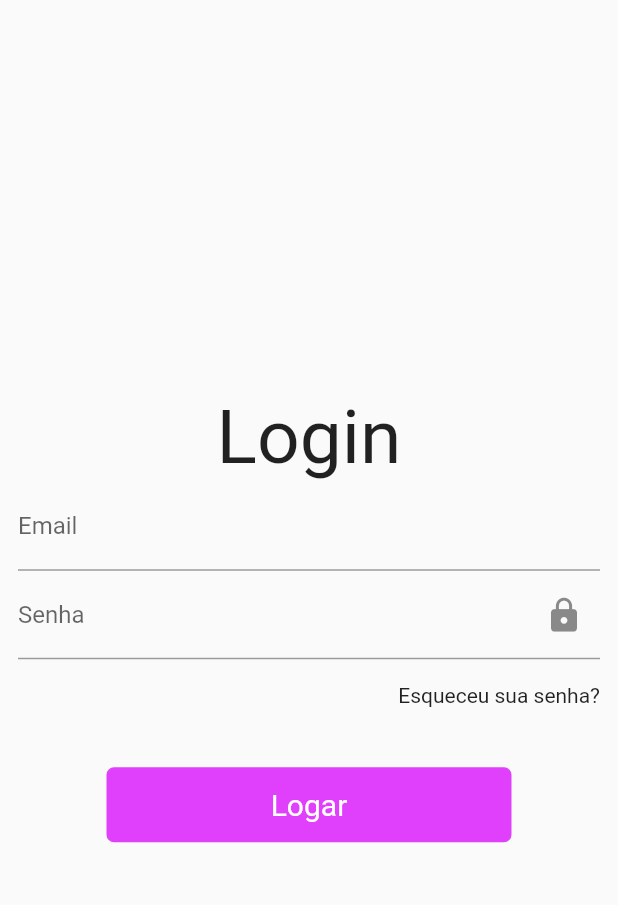
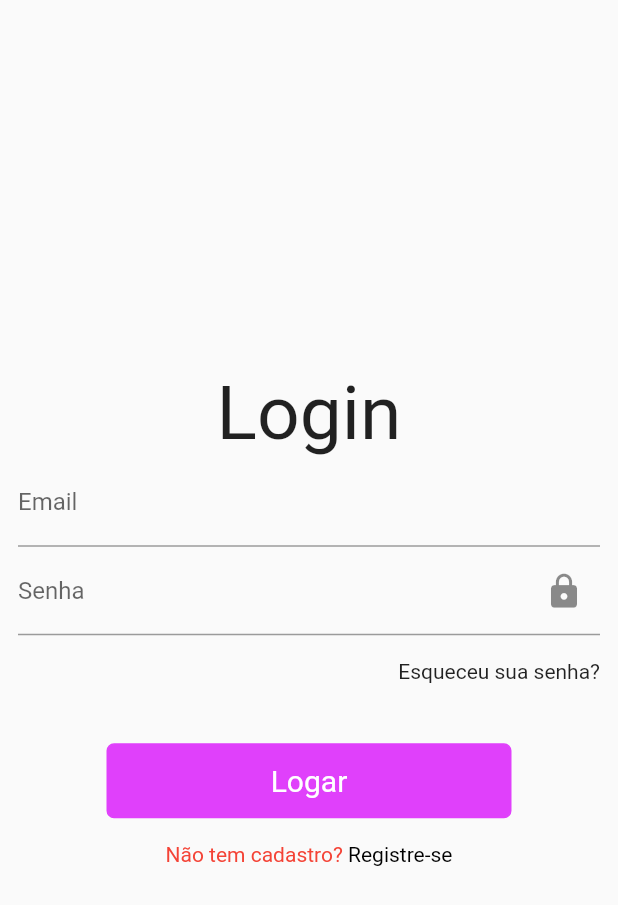
Before and after one commit to PauloVOFonseca/mono_repo, a Flutter app: the screen it shows after launch, on a phone screen of 412 x 824 dp. Shown: the top 905 px of the screen. Run offline on Flutter 3.47's test engine with Material 2 defaults, Android fonts, the phone set to English and light mode, and no system bars.

Commit message:
create sign_up_button

```diff
--- a/design_system/lib/src/forgot_password_button.dart
+++ b/design_system/lib/src/forgot_password_button.dart
@@ -4,13 +4,21 @@ class ForgotPasswordButton extends StatelessWidget {
   final String text;
   final TextStyle? textStyle;
   final Function()? onTap;
-  const ForgotPasswordButton({Key? key, required this.text, this.textStyle, this.onTap}) : super(key: key);
+  const ForgotPasswordButton({
+    Key? key,
+    required this.text,
+    this.textStyle,
+    this.onTap,
+  }) : super(key: key);
 
   @override
   Widget build(BuildContext context) {
     return GestureDetector(
       onTap: onTap,
-      child: Text(text, style: textStyle,),
+      child: Text(
+        text,
+        style: textStyle,
+      ),
     );
   }
 }
--- a/login/lib/app/login_page.dart
+++ b/login/lib/app/login_page.dart
@@ -1,6 +1,7 @@
 import 'package:dependency_module/dependency_module.dart';
 import 'package:design_system/design_system.dart';
 import 'package:flutter/material.dart';
+import 'package:login/app/sign_up_button.dart';
 
 class LoginPage extends StatefulWidget {
   const LoginPage({Key? key}) : super(key: key);
@@ -68,6 +69,17 @@ class _LoginPageState extends State<LoginPage> {
               borderRadiusGeometry:
                   const BorderRadius.all(Radius.circular(5.0)),
             ),
+            const SizedBox(height: 16),
+            Align(
+              alignment: Alignment.center,
+              child: SignUpButton(
+                text: 'Não tem cadastro? ',
+                textStyle: TextStyle(color: Colors.red),
+                textToClick: 'Registre-se',
+                textStyleToClick: TextStyle(color: Colors.black),
+                onTap: () => print('registre-se'),
+              ),
+            ),
           ],
         ),
       ),
--- /dev/null
+++ b/login/lib/app/sign_up_button.dart
@@ -0,0 +1,34 @@
+import 'package:flutter/gestures.dart';
+import 'package:flutter/material.dart';
+
+class SignUpButton extends StatelessWidget {
+  final String text;
+  final TextStyle? textStyle;
+  final String textToClick;
+  final TextStyle? textStyleToClick;
+  final Function()? onTap;
+  const SignUpButton({
+    Key? key,
+    required this.text,
+    this.textStyle,
+    required this.textToClick,
+    this.textStyleToClick,
+    this.onTap,
+  }) : super(key: key);
+
+  @override
+  Widget build(BuildContext context) {
+    return RichText(
+      text: TextSpan(
+        children: <TextSpan>[
+          TextSpan(text: text, style: textStyle),
+          TextSpan(
+            text: textToClick,
+            style: textStyleToClick,
+            recognizer: TapGestureRecognizer()..onTap = onTap,
+          ),
+        ],
+      ),
+    );
+  }
+}
```
